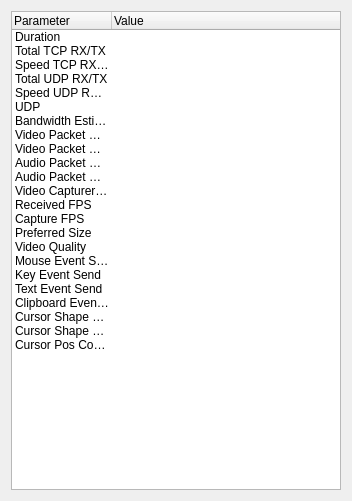
Qt form source/client/desktop/desktop/statistics_dialog.ui (dchapyshev/aspia) before a commit.
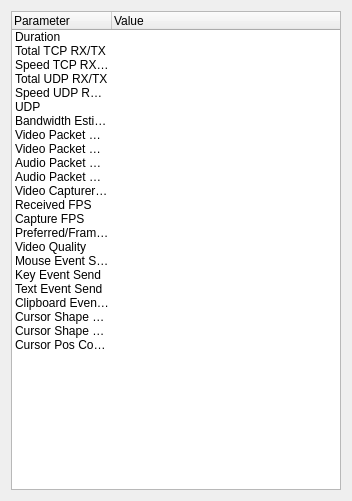
The same form after that commit.

Commit message: Added frame size to metrics.

Patch:
```diff
--- a/source/client/desktop/desktop/statistics_dialog.ui
+++ b/source/client/desktop/desktop/statistics_dialog.ui
@@ -113,7 +113,7 @@
      </item>
      <item>
       <property name="text">
-       <string notr="true">Preferred Size</string>
+       <string notr="true">Preferred/Frame Size</string>
       </property>
      </item>
      <item>
```
The commit also changes 4 other files.
